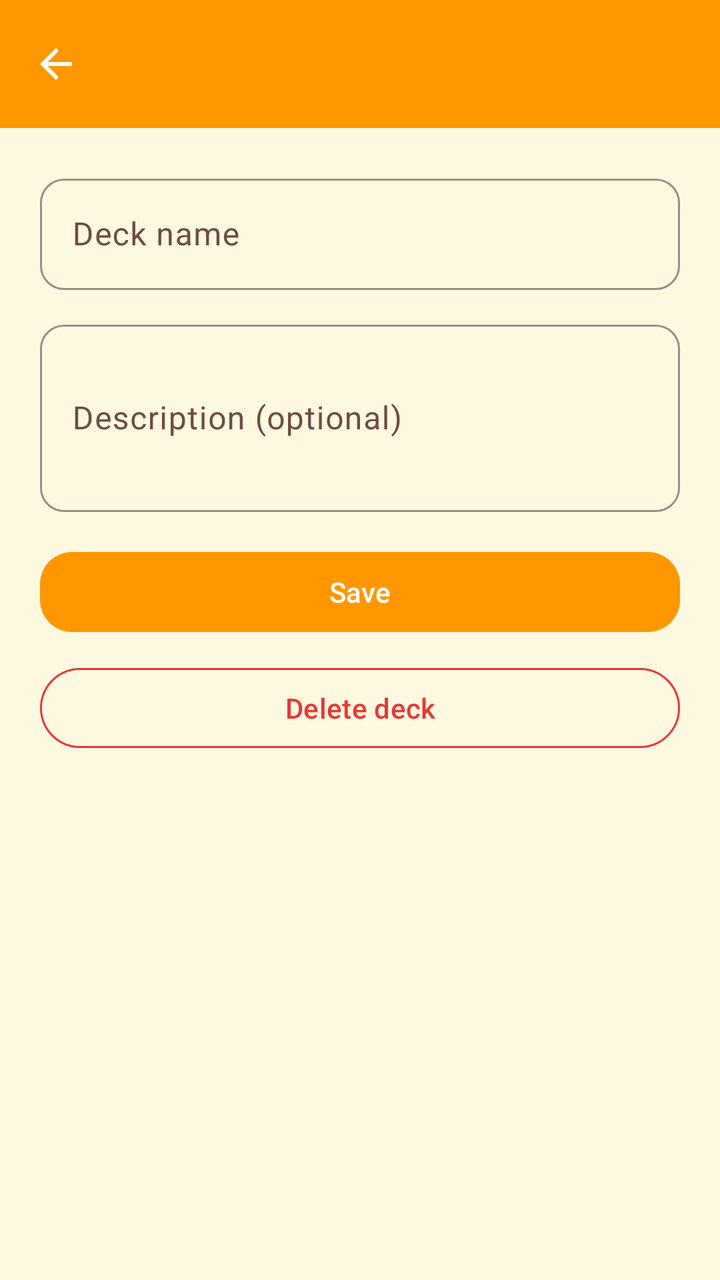
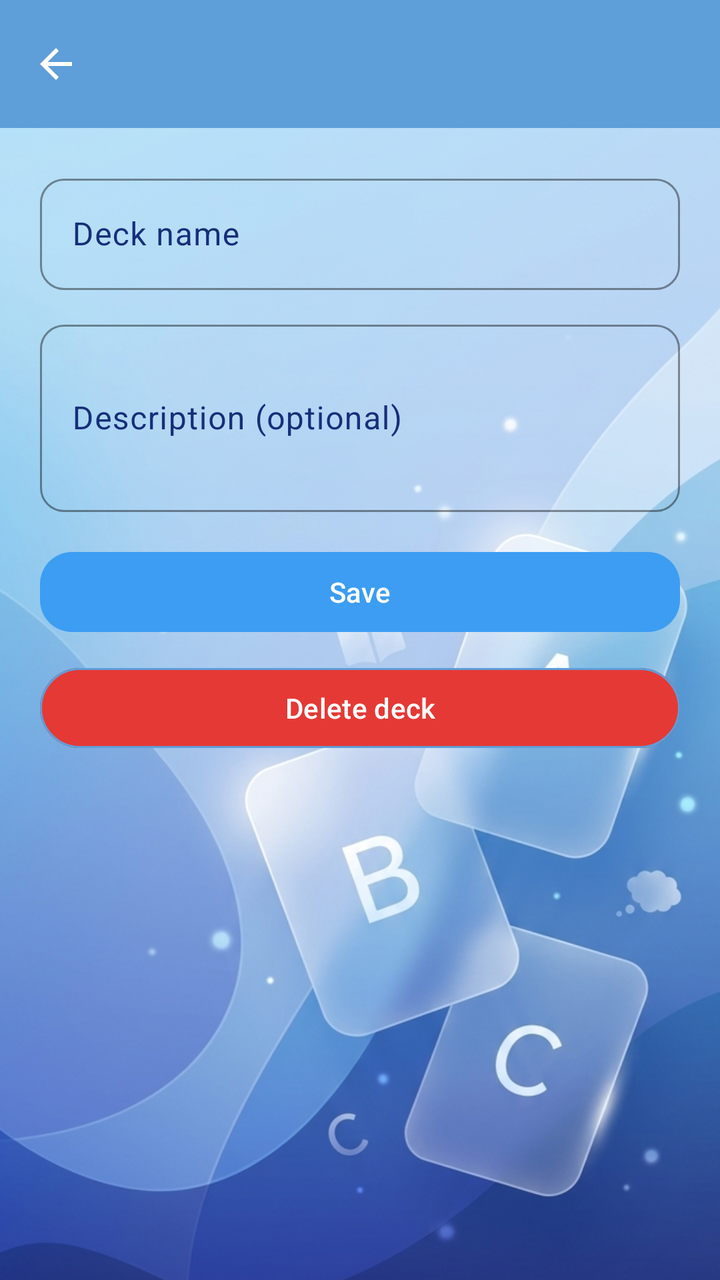

Compare the two renders of this Android layout. The source of the first and the diff that turns it into the second are given below.
<!-- AndroidManifest.xml: application theme Theme.SmartFlashCard -->
<!-- res/layout/activity_deck_edit.xml -->
<?xml version="1.0" encoding="utf-8"?>
<androidx.coordinatorlayout.widget.CoordinatorLayout xmlns:android="http://schemas.android.com/apk/res/android"
    xmlns:app="http://schemas.android.com/apk/res-auto"
    xmlns:tools="http://schemas.android.com/tools"
    android:layout_width="match_parent"
    android:layout_height="match_parent"
    android:id="@+id/deckEdit">

    <com.google.android.material.appbar.AppBarLayout
        android:id="@+id/appBarLayout"
        android:layout_width="match_parent"
        android:layout_height="wrap_content">

        <com.google.android.material.appbar.MaterialToolbar
            android:id="@+id/toolbar"
            android:layout_width="match_parent"
            android:layout_height="wrap_content"
            android:title="@string/deck_edit_title"
            app:navigationIcon="@drawable/ic_back"
            tools:ignore="SpeakableTextPresentCheck" />
    </com.google.android.material.appbar.AppBarLayout>

    <ScrollView
        android:layout_width="match_parent"
        android:layout_height="match_parent"
        android:fillViewport="true"
        app:layout_behavior="@string/appbar_scrolling_view_behavior">

        <LinearLayout
            android:layout_width="match_parent"
            android:layout_height="wrap_content"
            android:orientation="vertical"
            android:padding="20dp">

            <com.google.android.material.textfield.TextInputLayout
                android:layout_width="match_parent"
                android:layout_height="wrap_content">

                <com.google.android.material.textfield.TextInputEditText
                    android:id="@+id/edtName"
                    android:layout_width="match_parent"
                    android:layout_height="wrap_content"
                    android:hint="@string/deck_name_hint"
                    android:inputType="textCapSentences"/>
            </com.google.android.material.textfield.TextInputLayout>

            <com.google.android.material.textfield.TextInputLayout
                android:layout_width="match_parent"
                android:layout_height="wrap_content"
                android:layout_marginTop="12dp">

                <com.google.android.material.textfield.TextInputEditText
                    android:id="@+id/edtDescription"
                    android:layout_width="match_parent"
                    android:layout_height="wrap_content"
                    android:hint="@string/deck_desc_hint"
                    android:inputType="textMultiLine"
                    android:minLines="3" />
            </com.google.android.material.textfield.TextInputLayout>

            <com.google.android.material.button.MaterialButton
                android:id="@+id/btnSave"
                android:layout_width="match_parent"
                android:layout_height="wrap_content"
                android:layout_marginTop="16dp"
                android:text="@string/deck_save" />

            <com.google.android.material.button.MaterialButton
                android:id="@+id/btnDelete"
                style="@style/Widget.Material3.Button.OutlinedButton"
                android:layout_width="match_parent"
                android:layout_height="wrap_content"
                android:layout_marginTop="10dp"
                android:text="@string/deck_delete"
                android:textColor="?attr/colorError"
                app:strokeColor="?attr/colorError" />

            <ProgressBar
                android:id="@+id/progress"
                android:layout_width="wrap_content"
                android:layout_height="wrap_content"
                android:layout_gravity="center_horizontal"
                android:layout_marginTop="12dp"
                android:visibility="gone" />

        </LinearLayout>
    </ScrollView>

</androidx.coordinatorlayout.widget.CoordinatorLayout>
<!-- resources referenced by this layout -->
<resources>
  <string name="deck_delete">Delete deck</string>
  <string name="deck_desc_hint">Description (optional)</string>
  <string name="deck_edit_title">Deck</string>
  <string name="deck_name_hint">Deck name</string>
  <string name="deck_save">Save</string>
  <style name="Theme.SmartFlashCard" parent="Base.Theme.SmartFlashCard" />
  <color name="md_theme_light_primary">#FF9800</color>
  <color name="md_theme_light_onPrimary">#FFFFFF</color>
  <color name="md_theme_light_primaryContainer">#FFE0B2</color>
  <color name="md_theme_light_onPrimaryContainer">#5D3200</color>
  <color name="md_theme_light_secondary">#00BCD4</color>
  <color name="md_theme_light_onSecondary">#FFFFFF</color>
  <color name="md_theme_light_secondaryContainer">#B2EBF2</color>
  <color name="md_theme_light_onSecondaryContainer">#006064</color>
  <color name="md_theme_light_tertiary">#66BB6A</color>
  <color name="md_theme_light_onTertiary">#FFFFFF</color>
  <color name="md_theme_light_tertiaryContainer">#C8E6C9</color>
  <color name="md_theme_light_onTertiaryContainer">#1B5E20</color>
  <color name="md_theme_light_background">#FFF8E1</color>
  <color name="md_theme_light_onBackground">#3E2723</color>
  <color name="md_theme_light_error">#E53935</color>
  <color name="md_theme_light_onError">#FFFFFF</color>
  <color name="md_theme_light_errorContainer">#FFCDD2</color>
  <color name="md_theme_light_onErrorContainer">#B71C1C</color>
  <color name="md_theme_light_surface">#FFFFFF</color>
  <color name="md_theme_light_onSurface">#3E2723</color>
  <color name="md_theme_light_surfaceVariant">#FFF3E0</color>
  <color name="md_theme_light_onSurfaceVariant">#6D4C41</color>
  <color name="md_theme_light_outline">#BCAAA4</color>
  <style name="Widget.SmartFlashCard.Button" parent="Widget.Material3.Button">
          <item name="cornerRadius">@dimen/kid_corner_button</item>
          <item name="backgroundTint">?attr/colorPrimary</item>
          <item name="android:textColor">?attr/colorOnPrimary</item>
      </style>
  <style name="Widget.SmartFlashCard.Card" parent="Widget.Material3.CardView.Elevated">
          <item name="cardCornerRadius">@dimen/kid_corner_card</item>
          <item name="cardElevation">@dimen/kid_elevation_card</item>
          <item name="cardBackgroundColor">?attr/colorSurface</item>
          <item name="strokeWidth">0dp</item>
      </style>
  <style name="Widget.SmartFlashCard.Toolbar" parent="Widget.Material3.Toolbar">
          <item name="android:background">?attr/colorPrimary</item>
          <item name="titleTextColor">?attr/colorOnPrimary</item>
          <item name="subtitleTextColor">?attr/colorOnPrimary</item>
          <item name="navigationIconTint">?attr/colorOnPrimary</item>
      </style>
  <style name="Widget.SmartFlashCard.Fab" parent="Widget.Material3.FloatingActionButton.Primary">
          <item name="backgroundTint">?attr/colorSecondary</item>
          <item name="tint">?attr/colorOnSecondary</item>
          <item name="shapeAppearance">@style/ShapeAppearance.SmartFlashCard.Medium</item>
      </style>
  <style name="ShapeAppearance.SmartFlashCard.Small" parent="ShapeAppearance.Material3.Corner.Small">
          <item name="cornerSize">@dimen/kid_corner_small</item>
      </style>
  <style name="ShapeAppearance.SmartFlashCard.Medium" parent="ShapeAppearance.Material3.Corner.Medium">
          <item name="cornerSize">@dimen/kid_corner_button</item>
      </style>
  <style name="ShapeAppearance.SmartFlashCard.Large" parent="ShapeAppearance.Material3.Corner.Large">
          <item name="cornerSize">@dimen/kid_corner_card</item>
      </style>
  <dimen name="kid_corner_button">16dp</dimen>
  <dimen name="kid_corner_card">24dp</dimen>
  <dimen name="kid_elevation_card">4dp</dimen>
  <dimen name="kid_corner_small">12dp</dimen>
  <!-- unchanged entries left out for length: 3 -->
</resources>

<!-- the commit's change to res/layout/activity_deck_edit.xml (unified diff, before → after) -->
@@ -4,6 +4,7 @@
     xmlns:tools="http://schemas.android.com/tools"
     android:layout_width="match_parent"
     android:layout_height="match_parent"
+    android:background="@drawable/bg"
     android:id="@+id/deckEdit">
 
     <com.google.android.material.appbar.AppBarLayout
@@ -72,8 +73,8 @@
                 android:layout_height="wrap_content"
                 android:layout_marginTop="10dp"
                 android:text="@string/deck_delete"
-                android:textColor="?attr/colorError"
-                app:strokeColor="?attr/colorError" />
+                android:textColor="@color/white"
+                android:backgroundTint="@color/md_theme_light_error"/>
 
             <ProgressBar
                 android:id="@+id/progress"
<!-- resource entries referenced after the edit -->
@@ -6,10 +6,10 @@
   <string name="deck_name_hint">Deck name</string>
   <string name="deck_save">Save</string>
   <style name="Theme.SmartFlashCard" parent="Base.Theme.SmartFlashCard" />
-  <color name="md_theme_light_primary">#FF9800</color>
+  <color name="md_theme_light_primary">#5E9ED9</color>
   <color name="md_theme_light_onPrimary">#FFFFFF</color>
-  <color name="md_theme_light_primaryContainer">#FFE0B2</color>
-  <color name="md_theme_light_onPrimaryContainer">#5D3200</color>
+  <color name="md_theme_light_primaryContainer">#A9DBFF</color>
+  <color name="md_theme_light_onPrimaryContainer">#162E7B</color>
   <color name="md_theme_light_secondary">#00BCD4</color>
   <color name="md_theme_light_onSecondary">#FFFFFF</color>
   <color name="md_theme_light_secondaryContainer">#B2EBF2</color>
@@ -18,20 +18,22 @@
   <color name="md_theme_light_onTertiary">#FFFFFF</color>
   <color name="md_theme_light_tertiaryContainer">#C8E6C9</color>
   <color name="md_theme_light_onTertiaryContainer">#1B5E20</color>
-  <color name="md_theme_light_background">#FFF8E1</color>
-  <color name="md_theme_light_onBackground">#3E2723</color>
+  <color name="md_theme_light_background">#A9DBFF</color>
+  <color name="md_theme_light_onBackground">#162E7B</color>
   <color name="md_theme_light_error">#E53935</color>
+  <color name="white">#FFFFFFFF</color>
+  <!-- drawable bg: png bitmap (drawable, 800499 bytes) -->
   <color name="md_theme_light_onError">#FFFFFF</color>
   <color name="md_theme_light_errorContainer">#FFCDD2</color>
   <color name="md_theme_light_onErrorContainer">#B71C1C</color>
   <color name="md_theme_light_surface">#FFFFFF</color>
-  <color name="md_theme_light_onSurface">#3E2723</color>
-  <color name="md_theme_light_surfaceVariant">#FFF3E0</color>
-  <color name="md_theme_light_onSurfaceVariant">#6D4C41</color>
-  <color name="md_theme_light_outline">#BCAAA4</color>
+  <color name="md_theme_light_onSurface">#162E7B</color>
+  <color name="md_theme_light_surfaceVariant">#A9DBFF</color>
+  <color name="md_theme_light_onSurfaceVariant">#162E7B</color>
+  <color name="md_theme_light_outline">#5E9ED9</color>
   <style name="Widget.SmartFlashCard.Button" parent="Widget.Material3.Button">
           <item name="cornerRadius">@dimen/kid_corner_button</item>
-          <item name="backgroundTint">?attr/colorPrimary</item>
+          <item name="backgroundTint">#3C9DF2</item>
           <item name="android:textColor">?attr/colorOnPrimary</item>
       </style>
   <style name="Widget.SmartFlashCard.Card" parent="Widget.Material3.CardView.Elevated">
